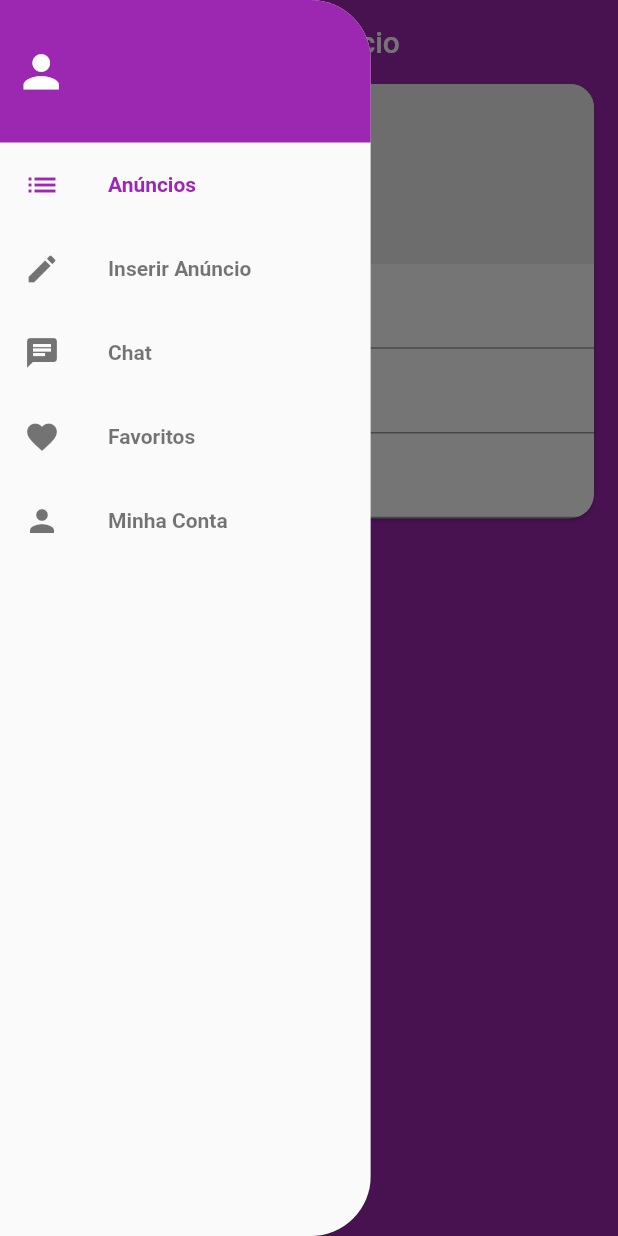
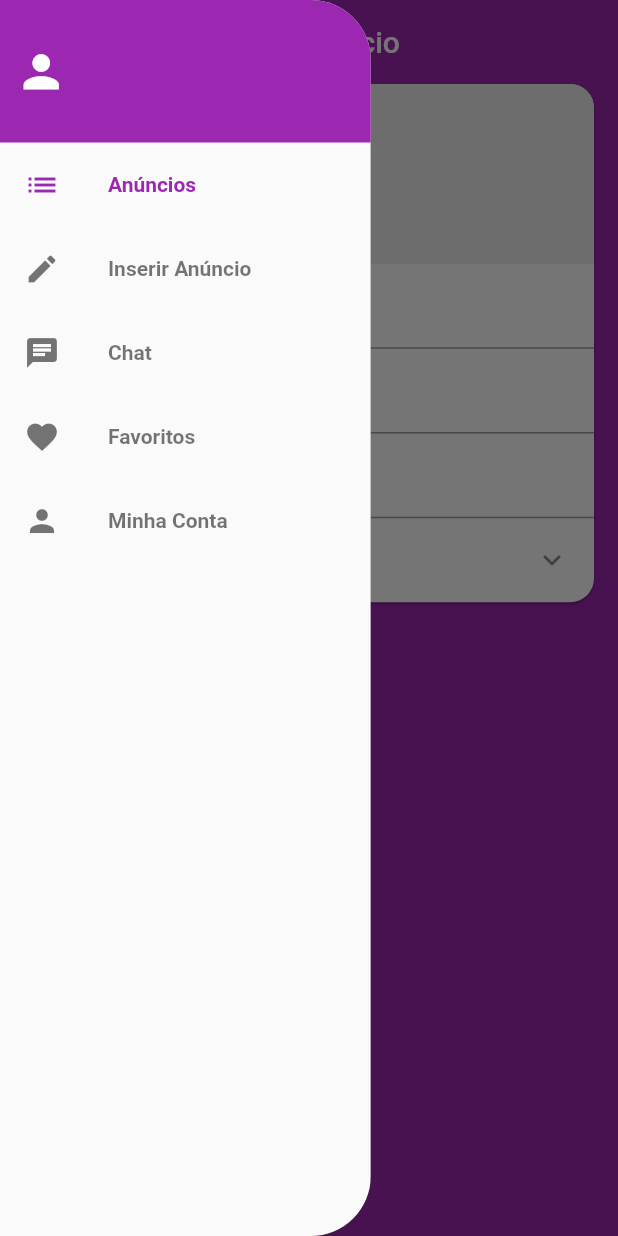
Before and after one commit to silas-almeida/XLO, a Flutter app: the CreateScreen screen opened directly, with the side drawer open, on a phone screen of 412 x 824 dp. Run offline on Flutter 3.47's test engine with Material 2 defaults, Android fonts, the phone set to English and light mode, and no system bars; our stand-ins replace brasil_fields, flutter_mobx, get_it, image_cropper, image_picker, mobx and 1 more; accounts and stored records are empty; generated files the repository leaves out were written again; network calls fail; statements that could not run were skipped.

Commit message:
implementacao do campo de categoria no cadastro de anuncios

```diff
--- a/lib/repositories/table_keys.dart
+++ b/lib/repositories/table_keys.dart
@@ -4,3 +4,6 @@
 const KeyUserPhone = 'phone';
 const KeyUserType = 'type';
 const KeyUserCreatedAt = 'createdAt';
+
+const KeyCategoyTable = 'Categories';
+const KeyCategoryDescription = 'description';
--- /dev/null
+++ b/lib/screens/create/components/category_field.dart
@@ -0,0 +1,53 @@
+import 'package:flutter/material.dart';
+import 'package:flutter_mobx/flutter_mobx.dart';
+import 'package:xlo_mobx2/screens/category/category_screen.dart';
+import 'package:xlo_mobx2/stores/create_store.dart';
+
+class CategoryField extends StatelessWidget {
+  CategoryField(this.createStore);
+
+  final CreateStore createStore;
+
+  @override
+  Widget build(BuildContext context) {
+    return Observer(
+      builder: (_) {
+        return ListTile(
+          title: Text(
+            'Categoria *',
+            style: createStore.category == null ? TextStyle(
+              fontWeight: FontWeight.w800,
+              color: Colors.grey,
+              fontSize: 18,
+            ): TextStyle(
+              fontWeight: FontWeight.w700,
+              color: Colors.grey,
+              fontSize: 14,
+            ),
+          ),
+          subtitle: createStore.category == null
+              ? null
+              : Text(
+                  '${createStore.category.description}',
+                  style: TextStyle(
+                    color: Colors.black,
+                    fontSize: 17,
+                  ),
+                ),
+          trailing: Icon(Icons.keyboard_arrow_down),
+          onTap: () async {
+            final category = await showDialog(
+                context: context,
+                builder: (_) => CategoryScreen(
+                      showAll: false,
+                      selected: createStore.category,
+                    ));
+            if (category != null) {
+              createStore.setCategory(category);
+            }
+          },
+        );
+      },
+    );
+  }
+}
--- a/lib/screens/create/create_screen.dart
+++ b/lib/screens/create/create_screen.dart
@@ -2,6 +2,7 @@
 import 'package:flutter/material.dart';
 import 'package:flutter/services.dart';
 import 'package:xlo_mobx2/components/custom_drawer/custom_drawer.dart';
+import 'package:xlo_mobx2/screens/create/components/category_field.dart';
 import 'package:xlo_mobx2/stores/create_store.dart';
 import 'components/images_field.dart';
 
@@ -56,7 +57,8 @@
                 FilteringTextInputFormatter.digitsOnly,
                 RealInputFormatter(centavos: true),
               ],
-            )
+            ),
+            CategoryField(createStore),
           ],
         ),
       ),
```
Also changed, not shown: lib/main.dart (+5 -4 lines), lib/models/category.dart (added, +18 -0 lines), lib/repositories/category_repository.dart (added, +18 -0 lines), lib/screens/category/category_screen.dart (added, +78 -0 lines), lib/stores/category_store.dart (added, +40 -0 lines), lib/stores/create_store.dart (+7 -0 lines), lib/stores/category_store.g.dart (added), lib/stores/create_store.g.dart.
